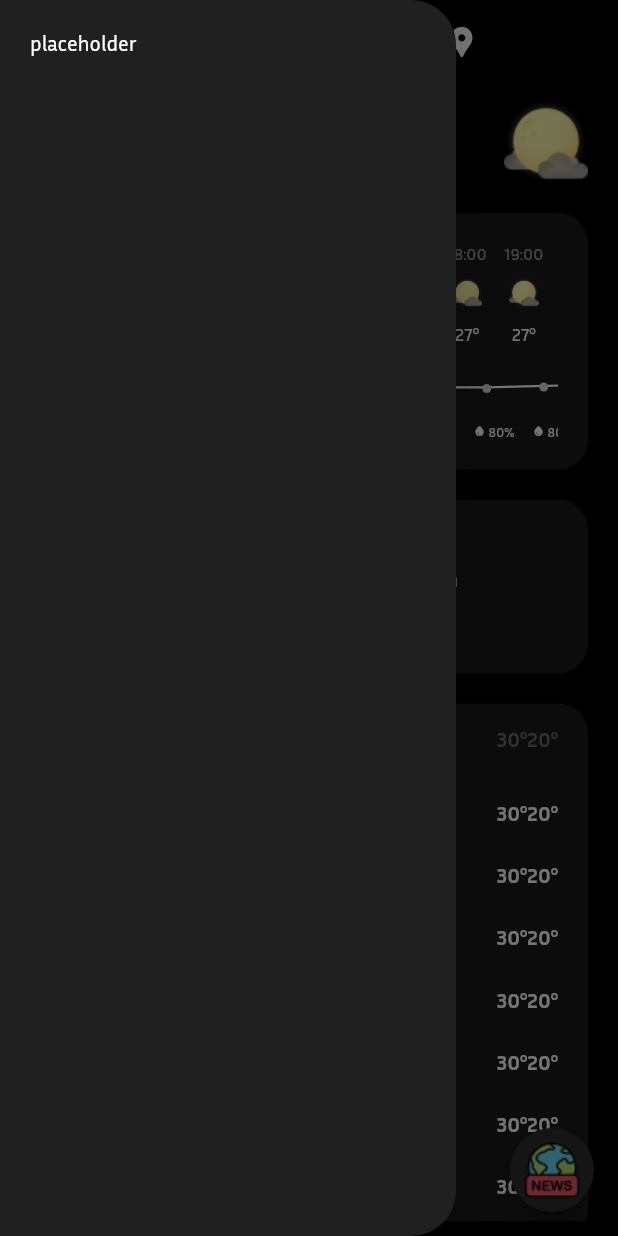
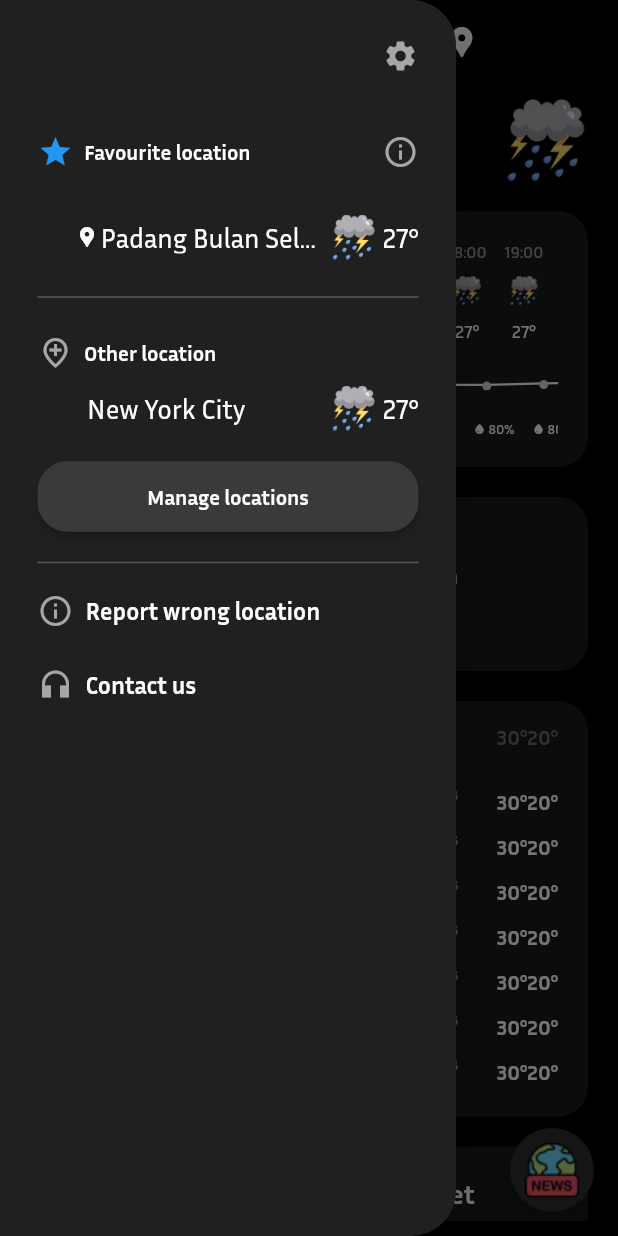
Before and after one commit to Melvin-Jovano/mobile-uas, a Flutter app: the screen it shows after launch, with the side drawer open, on a phone screen of 412 x 824 dp. Run offline on Flutter 3.47's test engine with Material 2 defaults, Android fonts, the phone set to English and light mode, and no system bars; our stand-ins replace flutter_svg.

Commit message:
feat: drawer

```diff
--- a/lib/pages/home.dart
+++ b/lib/pages/home.dart
@@ -1,4 +1,3 @@
-
 import 'package:flutter/material.dart';
 import 'package:flutter_svg/flutter_svg.dart';
 import 'package:intl/intl.dart';
@@ -6,6 +5,7 @@ import 'package:mobile_uas/config/days.dart';
 import 'package:mobile_uas/config/pallete.dart';
 import 'package:mobile_uas/utils/hour_rotation.dart';
 import 'package:mobile_uas/utils/rand_int.dart';
+import 'package:mobile_uas/utils/random_weather.dart';
 
 class HomePage extends StatefulWidget {
   const HomePage({super.key});
@@ -28,11 +28,120 @@ class _HomePageState extends State<HomePage> {
           ),
           backgroundColor: const Color(0xFF202020),
           child: Container(
-            padding: const EdgeInsets.all(20),
+            padding: const EdgeInsets.all(25),
             child: ListView(
               padding: EdgeInsets.zero,
               children: [
-                Text('placeholder')
+                const Align(
+                  alignment: Alignment.centerRight,
+                  child: Icon(Icons.settings, color: Color(0xFFA6A6A6))
+                ),
+                const SizedBox(height: 40,),
+                const Row(
+                  mainAxisAlignment: MainAxisAlignment.spaceBetween,
+                  children: [
+                    Row(
+                      children: [
+                        Icon(Icons.star, color: Colors.blue),
+                        SizedBox(width: 7,),
+                        Text('Favourite location', style: TextStyle(
+                          fontWeight: FontWeight.bold
+                        ),),
+                      ],
+                    ),
+                    Icon(Icons.info_outline, color: Color(0xFFA6A6A6),)
+                  ],
+                ),
+                const SizedBox(height: 30,),
+                Row(
+                  children: [
+                    const SizedBox(width: 25,),
+                    const Icon(Icons.location_pin, color: Colors.white, size: 16,),
+                    const SizedBox(width: 1,),
+                    const Expanded(child: Text('Padang Bulan Selayang Ii', style: TextStyle(
+                      fontSize: 18,
+                      color: Colors.white
+                    ), maxLines: 1, overflow: TextOverflow.ellipsis,),),
+                    const SizedBox(width: 2,),
+                    Image.asset(randomWeather(), fit: BoxFit.fill, height: 30,),
+                    const SizedBox(width: 4,),
+                    Text('${randInt(23, 29)}°', style: const TextStyle(
+                      fontSize: 18
+                    )),
+                  ],
+                ),
+
+                const Divider(color: Colors.white24, thickness: 1, height: 50,),
+
+                const Row(
+                  children: [
+                    Icon(Icons.add_location_outlined, color: Color(0xFFA6A6A6)),
+                    SizedBox(width: 7,),
+                    Text('Other location', style: TextStyle(
+                      fontWeight: FontWeight.bold
+                    ),),
+                  ],
+                ),
+                const SizedBox(height: 10,),
+                Row(
+                  children: [
+                    const SizedBox(width: 33,),
+                    const Expanded(child: Text('New York City', style: TextStyle(
+                      fontSize: 18,
+                      color: Colors.white
+                    ), maxLines: 1, overflow: TextOverflow.ellipsis,),),
+                    const SizedBox(width: 2,),
+                    Image.asset(
+                      randomWeather(),
+                      fit: BoxFit.fill,
+                      height: 30,
+                    ),
+                    const SizedBox(width: 4,),
+                    Text('${randInt(23, 29)}°', style: const TextStyle(
+                      fontSize: 18
+                    )),
+                  ],
+                ),
+                const SizedBox(height: 20,),
+                ElevatedButton(
+                  style: ButtonStyle(
+                    padding: const MaterialStatePropertyAll(EdgeInsets.symmetric(vertical: 15)),
+                    shape: MaterialStateProperty.all<RoundedRectangleBorder>(
+                      RoundedRectangleBorder(
+                        borderRadius: BorderRadius.circular(20),
+                      )
+                    ),
+                    backgroundColor: const MaterialStatePropertyAll(Color(0xFF3A3A3A))
+                  ),
+                  onPressed: () {},
+                  child: const Text('Manage locations', style: TextStyle(
+                    fontWeight: FontWeight.bold
+                  )),
+                ),
+                const Divider(color: Colors.white24, thickness: 1, height: 40,),
+                const Row(
+                  crossAxisAlignment: CrossAxisAlignment.center,
+                  children: [
+                    Icon(Icons.info_outline, color: Color(0xFFA6A6A6),),
+                    SizedBox(width: 8,),
+                    Text('Report wrong location', style: TextStyle(
+                    fontWeight: FontWeight.bold,
+                    fontSize: 16
+                  ))
+                  ],
+                ),
+                const SizedBox(height: 25,),
+                const Row(
+                  crossAxisAlignment: CrossAxisAlignment.center,
+                  children: [
+                    Icon(Icons.headphones_sharp, color: Color(0xFFA6A6A6),),
+                    SizedBox(width: 8,),
+                    Text('Contact us', style: TextStyle(
+                    fontWeight: FontWeight.bold,
+                    fontSize: 16
+                  ))
+                  ],
+                ),
               ],
             ),
           ),
@@ -42,7 +151,7 @@ class _HomePageState extends State<HomePage> {
 
           },
           backgroundColor: const Color(0xFF2D2D2D),
-          child: Image.asset('assets/img/news.png'),
+          child: Image.asset('assets/img/news.png', height: 60,),
         ),
         backgroundColor: Pallete.primary,
         appBar: AppBar(
@@ -88,7 +197,7 @@ class _HomePageState extends State<HomePage> {
                         ),
                       ],
                     ),
-                    Image.asset('assets/img/full_moon.png')
+                    Image.asset(randomWeather(), width: 56)
                   ],
                 ),
               ),
@@ -124,7 +233,7 @@ class _HomePageState extends State<HomePage> {
                                     color: Colors.white54
                                   ),),
                                   const SizedBox(height: 10,),
-                                  Image.asset('assets/img/full_moon.png', width: 20,),
+                                  Image.asset(randomWeather(), width: 20,),
                                   const SizedBox(height: 10,),
                                   Text('${randInt(23, 29)}°', style: const TextStyle(
                                     fontSize: 12,
@@ -144,7 +253,6 @@ class _HomePageState extends State<HomePage> {
                         ),
                         child: SvgPicture.asset(
                           'assets/svg/line_temp.svg',
-                          semanticsLabel: 'Acme Logo'
                         ),
                       ),
                       Row(
@@ -242,9 +350,7 @@ class _HomePageState extends State<HomePage> {
                             fontWeight: FontWeight.bold
                           ),),
                         ),
-                        Expanded(
-                          flex: 1,
-                          child: Row(
+                        Row(
                           children: [
                             const Icon(Icons.water_drop, size: 9, color: Colors.white,),
                             const SizedBox(width: 2,),
@@ -254,23 +360,16 @@ class _HomePageState extends State<HomePage> {
                             ),),
                           ],
                         ),
-                        ),
-                        Expanded(
-                          flex: 1,
-                          child: Image.asset('assets/img/thunder.png')
-                        ),
-                        Expanded(
-                          flex: 1,
-                          child: Image.asset('assets/img/thunder.png')
-                        ),
-                        Expanded(
-                          flex: 2,
-                          child: Align(
+                        const SizedBox(width: 25,),
+                        Image.asset(randomWeather(), width: 20,),
+                        const SizedBox(width: 25,),
+                        Image.asset(randomWeather(), width: 20,),
+                        const SizedBox(width: 25, height: 30,),
+                        Align(
                           alignment: Alignment.centerRight,
                           child: Text('${randInt(30, 35)}°${randInt(20, 25)}°', style: const TextStyle(
                           fontWeight: FontWeight.bold
                           ),),
-                          )
                         ),
                       ],
                     )
@@ -302,7 +401,7 @@ class _HomePageState extends State<HomePage> {
                             fontWeight: FontWeight.bold
                           ),),
                           const SizedBox(height: 20,),
-                          Image.asset('assets/img/sunrise.png')
+                          Image.asset('assets/img/sunrise.png', width: 61,)
                         ],
                       ),
                     ),
@@ -318,7 +417,8 @@ class _HomePageState extends State<HomePage> {
                             fontWeight: FontWeight.bold
                           ),),
                           const SizedBox(height: 20,),
-                          Image.asset('assets/img/sunset.png')
+
+                          Image.asset('assets/img/sunset.png', width: 61,)
                         ],
                       ),
                     )
--- /dev/null
+++ b/lib/utils/random_weather.dart
@@ -0,0 +1,9 @@
+String randomWeather({List<String> list = const [
+  'assets/img/cloudy.png',
+  'assets/img/full_moon.png',
+  'assets/img/midnight.png',
+  'assets/img/thunder.png',
+  'assets/img/thunderstorm.png',
+]}) {
+  return (list.toList()..shuffle()).first;
+}
```
Also changed, not shown: assets/img/cloudy.png, assets/img/full_moon.png, assets/img/midnight.png, assets/img/thunder.png, assets/img/thunderstorm.png. Lines whose indentation alone changed are shown as unchanged.
